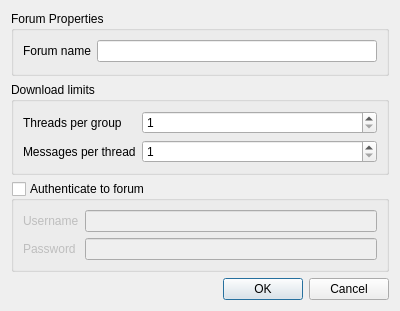
This is src/reader/forumproperties.ui in vranki/siilihai-client as Qt 5 draws it before an edit. The edited form follows.
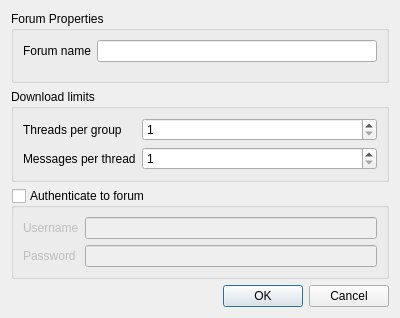
This is the edited form.

Patch:
```diff
--- a/src/reader/forumproperties.ui
+++ b/src/reader/forumproperties.ui
@@ -7,7 +7,7 @@
     <x>0</x>
     <y>0</y>
     <width>400</width>
-    <height>311</height>
+    <height>318</height>
    </rect>
   </property>
   <property name="windowTitle">
@@ -62,7 +62,7 @@
          <number>1</number>
         </property>
         <property name="maximum">
-         <number>200</number>
+         <number>1000</number>
         </property>
        </widget>
       </item>
@@ -72,7 +72,7 @@
          <number>1</number>
         </property>
         <property name="maximum">
-         <number>200</number>
+         <number>1000</number>
         </property>
        </widget>
       </item>
```
